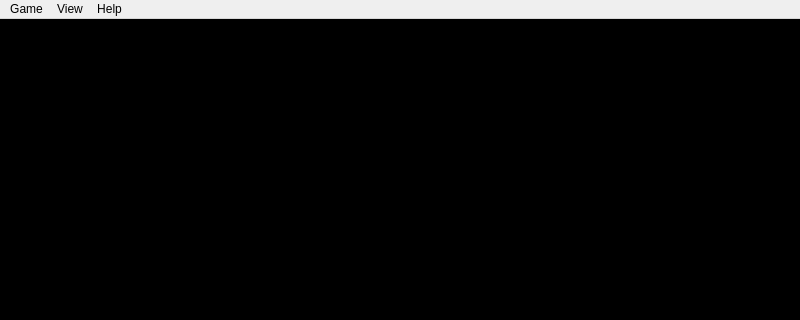
This is mainwindow.ui in lasjdhu/pacman as Qt 5 draws it before an edit; both pictures show x 0 to 800 and y 0 to 320 of the 800 by 600 pixel window. The edited form follows.
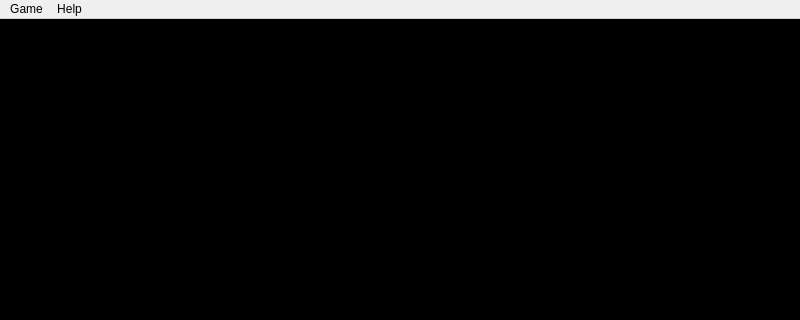
This is the edited form.

```diff
--- a/mainwindow.ui
+++ b/mainwindow.ui
@@ -50,13 +50,6 @@
     <addaction name="actionLoad"/>
     <addaction name="actionSave"/>
    </widget>
-   <widget class="QMenu" name="menuView">
-    <property name="title">
-     <string>View</string>
-    </property>
-    <addaction name="actionFullscreen"/>
-    <addaction name="actionToggle_window"/>
-   </widget>
    <widget class="QMenu" name="menuHelp">
     <property name="title">
      <string>Help</string>
@@ -64,7 +57,6 @@
     <addaction name="actionUsage"/>
    </widget>
    <addaction name="menuGame"/>
-   <addaction name="menuView"/>
    <addaction name="menuHelp"/>
   </widget>
   <widget class="QStatusBar" name="statusbar"/>
```
Left out of the diff: 2 changed lines with no effect on the pictures.
